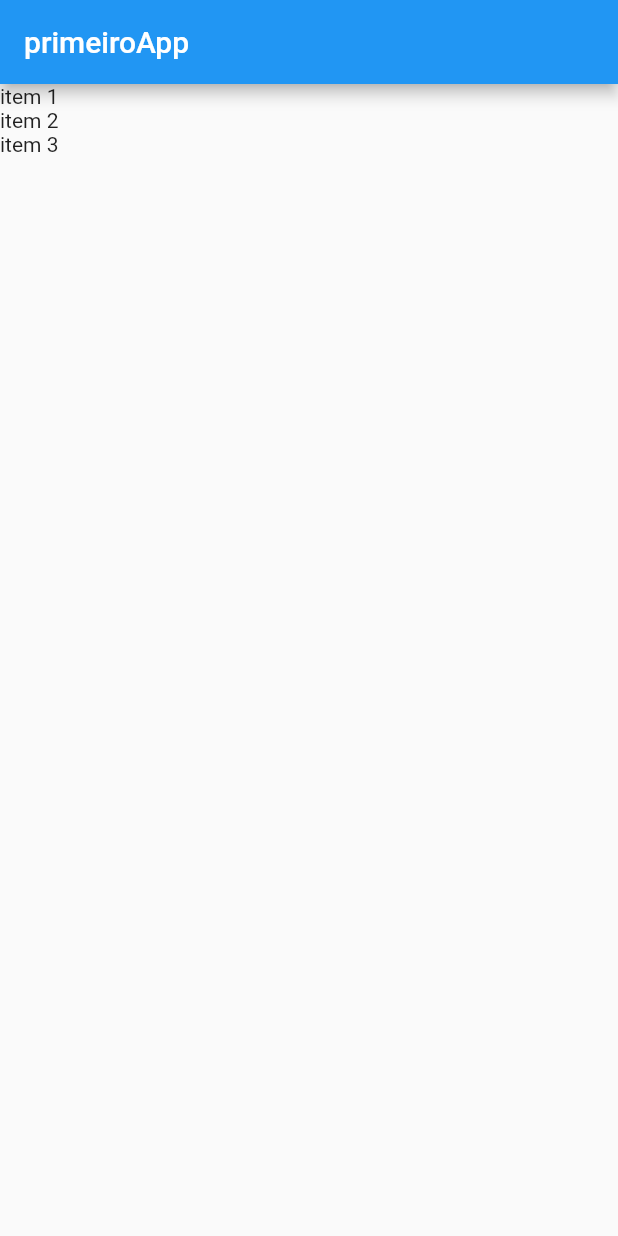
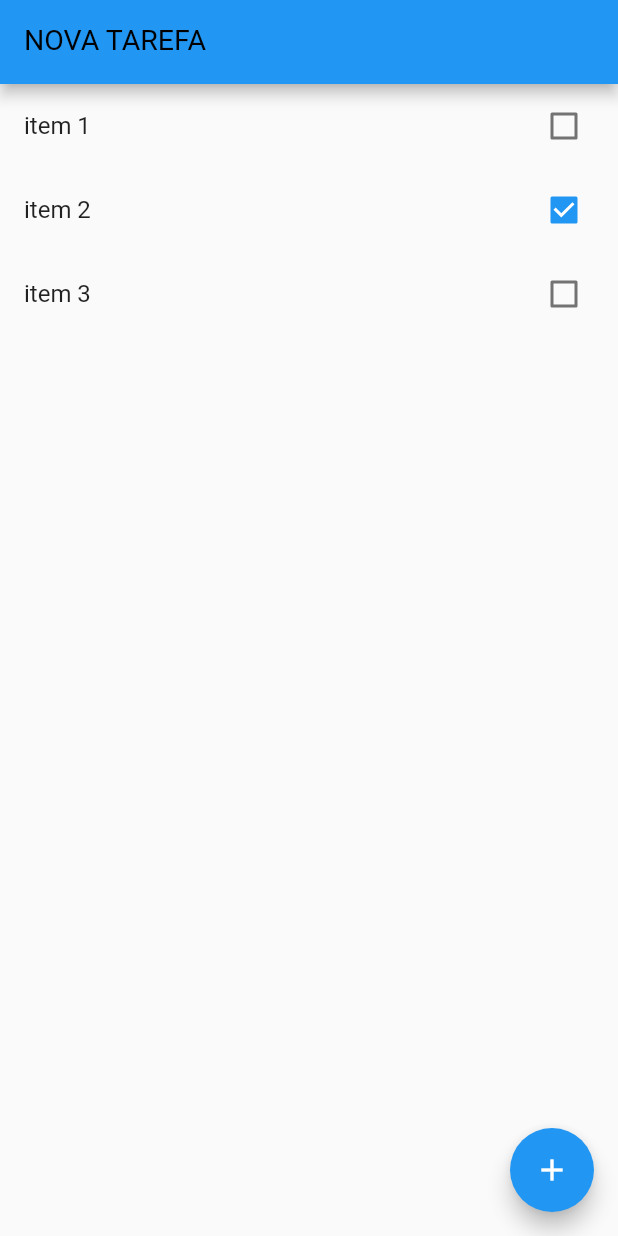
Before and after one commit to luisalgust0/primeiro, a Flutter app: the screen it shows after launch, on a phone screen of 412 x 824 dp. Run offline on Flutter 3.47's test engine with Material 2 defaults, Android fonts, the phone set to English and light mode, and no system bars.

Commit message:
adiciondo float button

```diff
--- a/lib/main.dart
+++ b/lib/main.dart
@@ -22,32 +22,66 @@ class HomePage extends StatefulWidget {
 
   HomePage() {
     items = [];
-    items.add(Item(title: "item 1", done: false));
-    items.add(Item(title: "item 2", done: true));
-    items.add(Item(title: "item 3", done: false));
-
-    var itemTest = Item(title: 'itemtest1', done: false);
-    var item1 = items[0].toJson();
-    var teste = itemTest.toJson();
-
-    var test2 = Item.fromJson(item1);
+    items.add(Item(id: 0, title: "item 1", done: false));
+    items.add(Item(id: 1, title: "item 2", done: true));
+    items.add(Item(id: 3, title: "item 3", done: false));
   }
   @override
   _HomePageState createState() => _HomePageState();
 }
 
 class _HomePageState extends State<HomePage> {
+  void addTarefa() {
+    if (novocontrolador.text.isEmpty) return;
+    setState(() {
+      this
+          .widget
+          .items
+          .add(Item(id: 0, title: this.novocontrolador.text, done: false));
+      this.novocontrolador.clear();
+    });
+  }
+
+  var novocontrolador = TextEditingController();
   @override
   Widget build(BuildContext context) {
     return Scaffold(
       appBar: AppBar(
-        title: Text('primeiroApp'),
+        title: TextFormField(
+          controller: this.novocontrolador,
+          keyboardType: TextInputType.text,
+          style: TextStyle(
+            color: Colors.white,
+            fontSize: 19,
+          ),
+          decoration: InputDecoration(
+            labelText: 'NOVA TAREFA',
+            labelStyle: TextStyle(
+              color: Colors.black,
+            ),
+          ),
+        ),
       ),
       body: ListView.builder(
         itemCount: widget.items.length,
         itemBuilder: (BuildContext ctxt, int index) {
-          return Text(widget.items[index].title);
+          final item = widget.items[index];
+          return CheckboxListTile(
+            title: Text(item.title),
+            key: Key(item.id.toString()),
+            value: item.done,
+            onChanged: (value) {
+              setState(() {
+                item.done = value;
+              });
+            },
+          );
         },
+      ),
+      floatingActionButton: FloatingActionButton(
+        child: Icon(Icons.add),
+        onPressed: addTarefa,
+        backgroundColor: Colors.blue,
       ),
     );
   }
--- a/lib/models/item.dart
+++ b/lib/models/item.dart
@@ -2,7 +2,9 @@ class Item {
   String title;
   bool done;
 
-  Item({this.title, this.done});
+  int id;
+
+  Item({this.id, this.title, this.done});
 
   Item.fromJson(Map<String, dynamic> json1) {
     title = json1['title'];
@@ -15,8 +17,4 @@ class Item {
     retorno['done'] = this.done;
     return retorno;
   }
-
-  String oi() {
-    return 'ola';
-  }
 }
```
